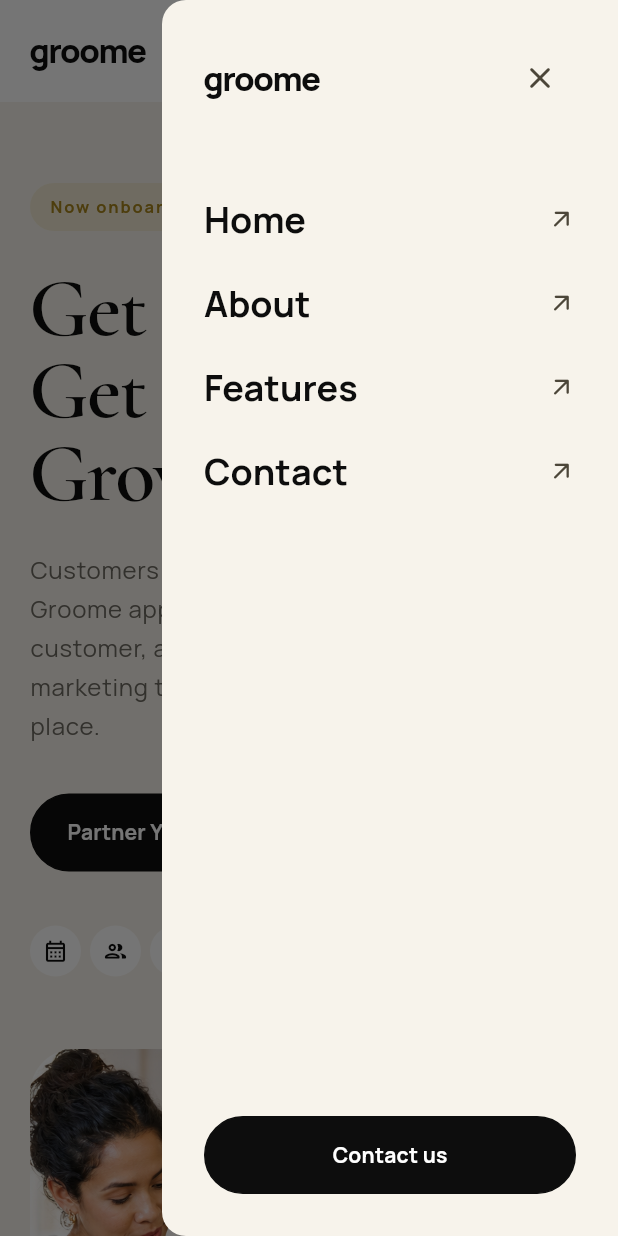
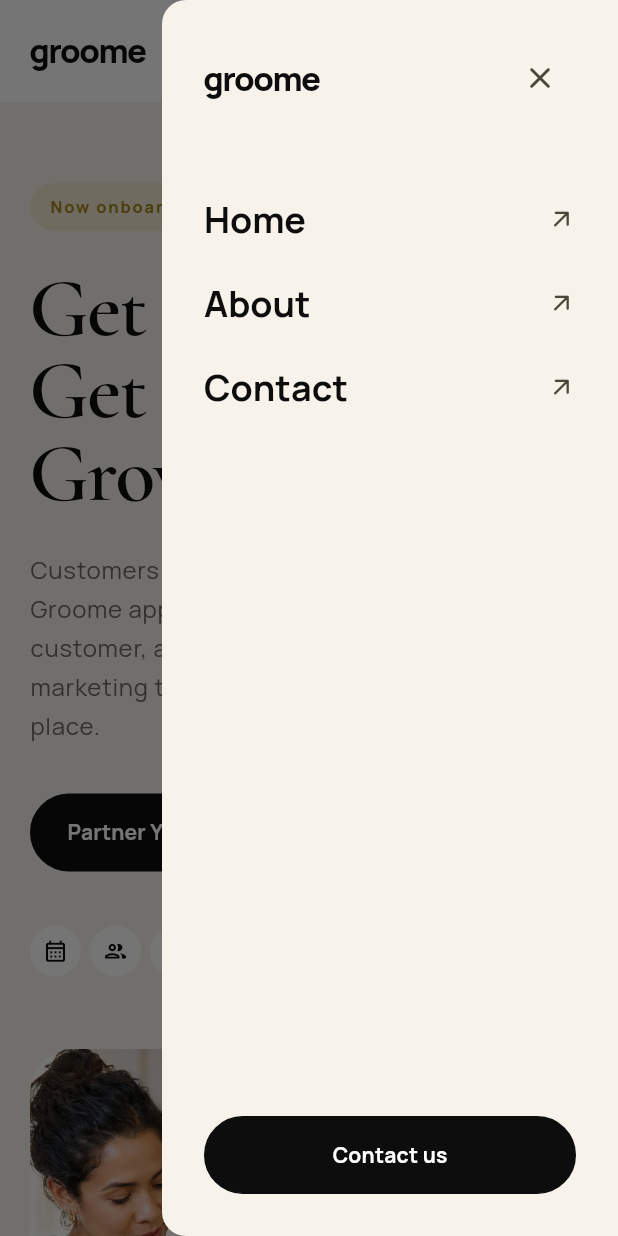
Before and after one commit to Tushar3529-dev/landing_page_groome_ai, a Flutter app: the screen it shows after launch, with the side drawer open, on a phone screen of 412 x 824 dp. Run offline on Flutter 3.47's test engine with Material 3 defaults, Android fonts, the phone set to English and light mode, and no system bars; our stand-ins replace cloud_firestore, equatable, firebase_core, flutter_bloc, get_it, go_router and 1 more; accounts and stored records are empty.

Commit message:
fixed the small bug of feature section (_COMMENTED OUT THE CODE )

```diff
--- a/lib/app.dart
+++ b/lib/app.dart
@@ -7,7 +7,7 @@ import 'package:landing_groom_page/core/themes/app_theme.dart';
 import 'package:landing_groom_page/features/about/presentation/pages/about_page.dart';
 import 'package:landing_groom_page/features/contact/presentation/cubit/contact_cubit.dart';
 import 'package:landing_groom_page/features/contact/presentation/pages/contact_page.dart';
-import 'package:landing_groom_page/features/features/presentation/pages/features_page.dart';
+// import 'package:landing_groom_page/features/features/presentation/pages/features_page.dart';
 import 'package:landing_groom_page/features/home/presentation/pages/home_page.dart';
 import 'package:landing_groom_page/features/legal/presentation/pages/legal_page.dart';
 import 'package:landing_groom_page/injection_container.dart';
@@ -15,7 +15,7 @@ import 'package:landing_groom_page/injection_container.dart';
 final _router = GoRouter(
   routes: [
     GoRoute(path: AppRoutes.home, builder: (_, _) => const HomePage()),
-    GoRoute(path: AppRoutes.features, builder: (_, _) => const FeaturesPage()),
+    // GoRoute(path: AppRoutes.features, builder: (_, _) => const FeaturesPage()),
     GoRoute(path: AppRoutes.about, builder: (_, _) => const AboutPage()),
     GoRoute(
       path: AppRoutes.privacyPolicy,
--- a/lib/core/widgets/site_scaffold.dart
+++ b/lib/core/widgets/site_scaffold.dart
@@ -123,7 +123,7 @@ class _MobileMenu extends StatelessWidget {
             for (final item in const [
               ('Home', AppRoutes.home),
               ('About', AppRoutes.about),
-              ('Features', AppRoutes.features),
+              // ('Features', AppRoutes.features),
               ('Contact', AppRoutes.contact),
             ])
               ListTile(
```
